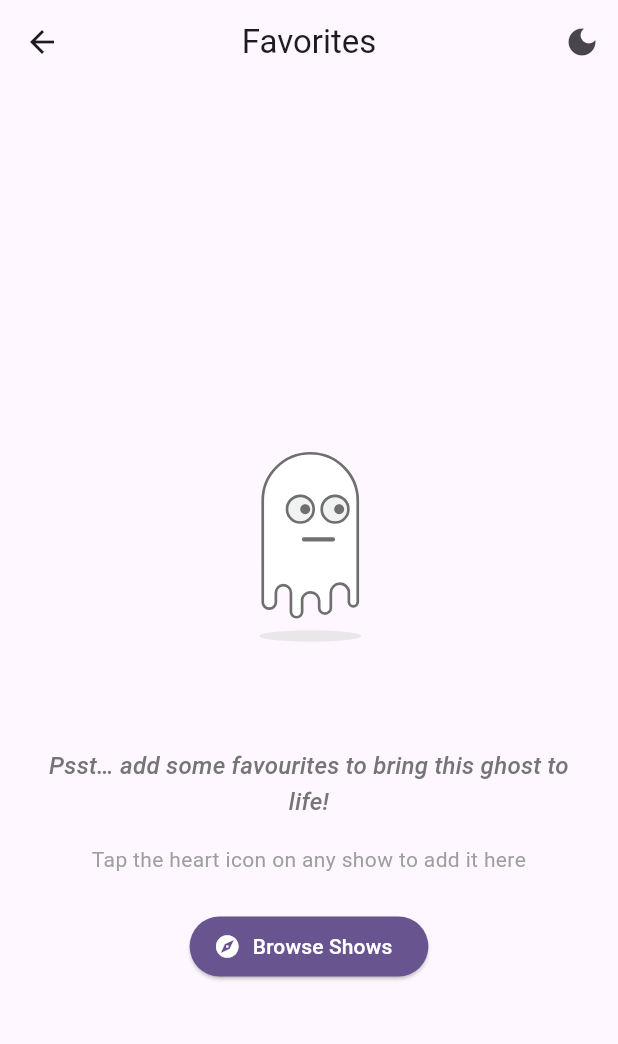
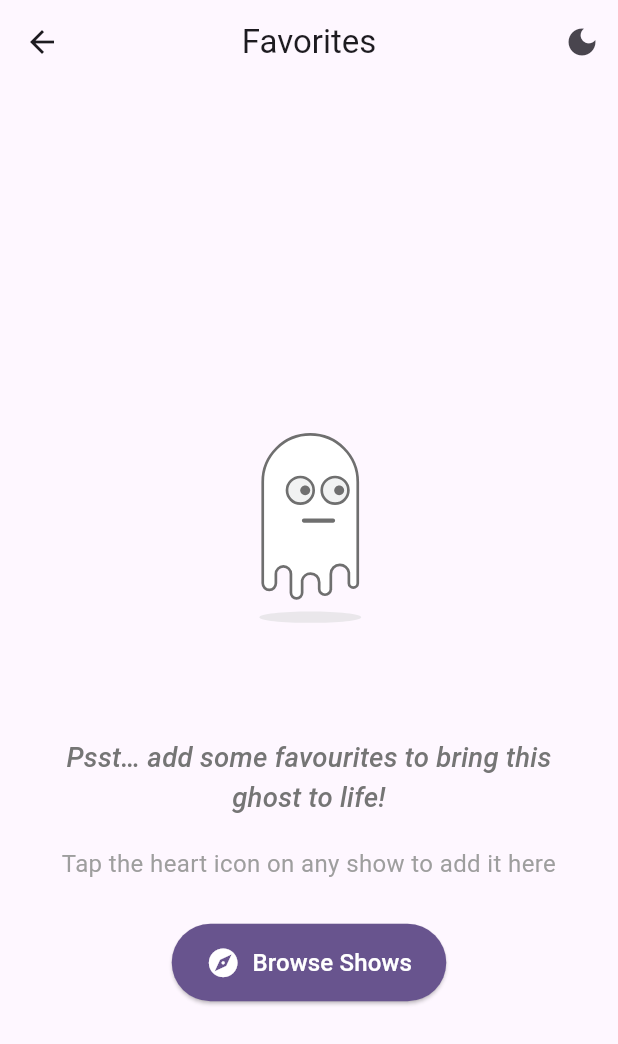
Before and after one commit to susmitkb/smollan_movie_verse, a Flutter app: the screen it shows after launch, after a tap on the "favorite" icon, on a phone screen of 412 x 824 dp. Shown: the top 1044 px of the screen. Run offline on Flutter 3.47's test engine with Material 3 defaults, Android fonts, the light colour scheme and no system bars; our stand-ins replace cached_network_image, flutter_cache_manager, flutter_screenutil, hive, hive_flutter, lottie; accounts and stored records are empty; network calls fail.

Commit message:
final touch

```diff
--- a/lib/UI/screens/favourites_screen.dart
+++ b/lib/UI/screens/favourites_screen.dart
@@ -1,4 +1,5 @@
 import 'package:flutter/material.dart';
+import 'package:flutter_screenutil/flutter_screenutil.dart'; // Add this
 import 'package:provider/provider.dart';
 import 'package:smollan_movie_verse/UI/screens/home_screen.dart';
 import 'package:smollan_movie_verse/UI/widgets/custom_appBar.dart';
@@ -16,8 +17,8 @@ class FavoritesScreen extends StatelessWidget {
       body: Consumer<FavoritesProvider>(
         builder: (context, favoritesProvider, child) {
           if (favoritesProvider.isLoading) {
-            return const Center(
-              child: CircularProgressIndicator(),
+            return Center(
+              child: CircularProgressIndicator(), // Responsive size
             );
           }
           if (favoritesProvider.error != null) {
@@ -25,24 +26,27 @@ class FavoritesScreen extends StatelessWidget {
               child: Column(
                 mainAxisAlignment: MainAxisAlignment.center,
                 children: [
-                  const Icon(Icons.error_outline, size: 64, color: Colors.red),
-                  const SizedBox(height: 16),
+                  Icon(Icons.error_outline, size: 64.w, color: Colors.red), // Responsive
+                  SizedBox(height: 16.h),
                   Text(
                     'Error loading favorites',
-                    style: Theme.of(context).textTheme.titleMedium,
+                    style: Theme.of(context).textTheme.titleMedium?.copyWith(fontSize: 16.sp),
                   ),
-                  const SizedBox(height: 8),
-                  Text(
-                    favoritesProvider.error!,
-                    textAlign: TextAlign.center,
-                    style: Theme.of(context).textTheme.bodyMedium,
+                  SizedBox(height: 8.h),
+                  Padding(
+                    padding: EdgeInsets.symmetric(horizontal: 20.w),
+                    child: Text(
+                      favoritesProvider.error!,
+                      textAlign: TextAlign.center,
+                      style: Theme.of(context).textTheme.bodyMedium?.copyWith(fontSize: 14.sp),
+                    ),
                   ),
-                  const SizedBox(height: 16),
+                  SizedBox(height: 16.h),
                   ElevatedButton(
                     onPressed: () {
                       favoritesProvider.refreshFavorites();
                     },
-                    child: const Text('Try Again'),
+                    child: Text('Try Again', style: TextStyle(fontSize: 14.sp)),
                   ),
                 ],
               ),
@@ -57,30 +61,32 @@ class FavoritesScreen extends StatelessWidget {
               mainAxisAlignment: MainAxisAlignment.center,
               children: [
                 LoadingIndicator.favouritesEmpty(),
-                const SizedBox(height: 24),
+                SizedBox(height: 24.h),
                 Padding(
-                  padding: const EdgeInsets.symmetric(horizontal: 24.0),
+                  padding: EdgeInsets.symmetric(horizontal: 24.w),
                   child: Text(
                     'Psst… add some favourites to bring this ghost to life!',
                     textAlign: TextAlign.center,
                     style: Theme.of(context).textTheme.titleMedium?.copyWith(
                       fontStyle: FontStyle.italic,
                       color: Colors.grey[600],
+                      fontSize: 16.sp,
                     ),
                   ),
                 ),
-                const SizedBox(height: 16),
+                SizedBox(height: 16.h),
                 Padding(
-                  padding: const EdgeInsets.symmetric(horizontal: 24.0),
+                  padding: EdgeInsets.symmetric(horizontal: 24.w),
                   child: Text(
                     'Tap the heart icon on any show to add it here',
                     textAlign: TextAlign.center,
                     style: Theme.of(context).textTheme.bodyMedium?.copyWith(
                       color: Colors.grey[500],
+                      fontSize: 14.sp,
                     ),
                   ),
                 ),
-                const SizedBox(height: 24),
+                SizedBox(height: 24.h),
                 ElevatedButton.icon(
                   onPressed: () {
                     Navigator.push(
@@ -88,11 +94,12 @@ class FavoritesScreen extends StatelessWidget {
                       MaterialPageRoute(builder: (_) => const HomeScreen()),
                     );
                   },
-                  icon: const Icon(Icons.explore),
-                  label: const Text('Browse Shows'),
+                  icon: Icon(Icons.explore, size: 20.w),
+                  label: Text('Browse Shows', style: TextStyle(fontSize: 14.sp)),
                   style: ElevatedButton.styleFrom(
                     backgroundColor: Theme.of(context).colorScheme.primary,
                     foregroundColor: Colors.white,
+                    padding: EdgeInsets.symmetric(vertical: 12.h, horizontal: 20.w),
                   ),
                 ),
               ],
@@ -105,23 +112,24 @@ class FavoritesScreen extends StatelessWidget {
             child: Column(
               children: [
                 Padding(
-                  padding: const EdgeInsets.symmetric(horizontal: 16.0, vertical: 12.0),
+                  padding: EdgeInsets.symmetric(horizontal: 16.w, vertical: 12.h),
                   child: Text(
                     '${favorites.length} ${favorites.length == 1 ? 'favorite' : 'favorites'}',
                     style: Theme.of(context).textTheme.bodyLarge?.copyWith(
                       color: Theme.of(context).colorScheme.primary,
                       fontWeight: FontWeight.w500,
+                      fontSize: 16.sp,
                     ),
                   ),
                 ),
                 Expanded(
                   child: GridView.builder(
-                    padding: const EdgeInsets.all(8),
-                    gridDelegate: const SliverGridDelegateWithFixedCrossAxisCount(
-                      crossAxisCount: 2,
+                    padding: EdgeInsets.all(8.r),
+                    gridDelegate: SliverGridDelegateWithFixedCrossAxisCount(
+                      crossAxisCount: _getCrossAxisCount(context), // Use same responsive logic
                       childAspectRatio: 0.7,
-                      crossAxisSpacing: 8,
-                      mainAxisSpacing: 8,
+                      crossAxisSpacing: 8.w,
+                      mainAxisSpacing: 8.h,
                     ),
                     itemCount: favorites.length,
                     itemBuilder: (context, index) {
@@ -137,4 +145,12 @@ class FavoritesScreen extends StatelessWidget {
       ),
     );
   }
+
+  // Add the same responsive grid logic as HomeScreen
+  int _getCrossAxisCount(BuildContext context) {
+    final width = MediaQuery.of(context).size.width;
+    if (width > 600) return 4; // Tablet
+    if (width > 400) return 3; // Large phone
+    return 2; // Small phone
+  }
 }
--- a/lib/UI/screens/home_screen.dart
+++ b/lib/UI/screens/home_screen.dart
@@ -1,6 +1,7 @@
 import 'package:flutter/material.dart';
 import 'package:provider/provider.dart';
 import 'package:lottie/lottie.dart';
+import 'package:flutter_screenutil/flutter_screenutil.dart'; // Add this
 import 'package:smollan_movie_verse/UI/screens/favourites_screen.dart';
 import 'package:smollan_movie_verse/UI/screens/search_screen.dart';
 import 'package:smollan_movie_verse/UI/widgets/custom_appBar.dart';
@@ -74,25 +75,29 @@ class _HomeScreenState extends State<HomeScreen> {
 
   Widget _buildSearchBar() {
     return Padding(
-      padding: const EdgeInsets.all(16.0),
+      padding: EdgeInsets.all(16.r), // Use .r for responsive radius
       child: GestureDetector(
         onTap: _navigateToSearchScreen,
         child: Container(
-          padding: const EdgeInsets.symmetric(horizontal: 16, vertical: 12),
+          padding: EdgeInsets.symmetric(horizontal: 16.w, vertical: 12.h), // .w and .h for responsive sizing
           decoration: BoxDecoration(
             color: Theme.of(context).colorScheme.surfaceVariant,
-            borderRadius: BorderRadius.circular(12),
+            borderRadius: BorderRadius.circular(12.r),
             border: Border.all(color: Colors.grey[300]!),
           ),
           child: Row(
             children: [
-              const Icon(Icons.search, color: Colors.grey),
-              const SizedBox(width: 12),
-              Text(
+              Icon(Icons.search, color: Colors.grey, size: 20.w), // Responsive icon size
+              SizedBox(width: 12.w),
+              Expanded( // Added Expanded to prevent text overflow
+                child: Text(
                   'Search for TV shows...',
                   style: TextStyle(
                     color: Colors.grey[600],
-                  fontSize: 16,
+                    fontSize: 16.sp, // Use .sp for responsive font size
+                    overflow: TextOverflow.ellipsis,
+                  ),
+                  maxLines: 1,
                 ),
               ),
             ],
@@ -104,22 +109,24 @@ class _HomeScreenState extends State<HomeScreen> {
 
   Widget _buildFilterChips(TVShowProvider provider) {
     return Padding(
-      padding: const EdgeInsets.symmetric(horizontal: 16.0),
-      child: Row(
-        mainAxisAlignment: MainAxisAlignment.spaceEvenly,
+      padding: EdgeInsets.symmetric(horizontal: 16.w),
+      child: Wrap( // Changed from Row to Wrap for better responsiveness
+        spacing: 8.w,
+        runSpacing: 8.h,
+        alignment: WrapAlignment.center,
         children: [
           FilterChip(
-            label: const Text('Trending'),
+            label: Text('Trending', style: TextStyle(fontSize: 12.sp)),
             selected: provider.currentFilter == ShowFilter.trending,
             onSelected: (_) => provider.fetchShows(ShowFilter.trending, loadMore: false),
           ),
           FilterChip(
-            label: const Text('Popular'),
+            label: Text('Popular', style: TextStyle(fontSize: 12.sp)),
             selected: provider.currentFilter == ShowFilter.popular,
             onSelected: (_) => provider.fetchShows(ShowFilter.popular, loadMore: false),
           ),
           FilterChip(
-            label: const Text('Upcoming'),
+            label: Text('Upcoming', style: TextStyle(fontSize: 12.sp)),
             selected: provider.currentFilter == ShowFilter.upcoming,
             onSelected: (_) => provider.fetchShows(ShowFilter.upcoming, loadMore: false),
           ),
@@ -137,8 +144,8 @@ class _HomeScreenState extends State<HomeScreen> {
           child: Center(
             child: Lottie.asset(
               'assets/lottie/movie_loading.json',
-              width: 200,
-              height: 200,
+              width: 200.w,
+              height: 200.h,
               fit: BoxFit.contain,
             ),
           ),
@@ -148,14 +155,15 @@ class _HomeScreenState extends State<HomeScreen> {
   }
 
   Widget _buildErrorState(TVShowProvider provider) {
-    return Padding(
-      padding: const EdgeInsets.all(20.0),
+    return SingleChildScrollView( // Added SingleChildScrollView for safety
+      child: Padding(
+        padding: EdgeInsets.all(20.r),
         child: Center(
           child: Column(
             mainAxisAlignment: MainAxisAlignment.center,
             children: [
-            LoadingIndicator.netwrokError(errorMessage: "Network Connection Error!"),
-            const SizedBox(height: 24),
+              LoadingIndicator.networkError(errorMessage: "Network Connection Error!"),
+              SizedBox(height: 24.h),
               SizedBox(
                 width: double.infinity,
                 child: ElevatedButton(
@@ -163,22 +171,22 @@ class _HomeScreenState extends State<HomeScreen> {
                   style: ElevatedButton.styleFrom(
                     backgroundColor: Theme.of(context).colorScheme.primary,
                     foregroundColor: Colors.white,
-                  padding: const EdgeInsets.symmetric(vertical: 16, horizontal: 24),
+                    padding: EdgeInsets.symmetric(vertical: 16.h, horizontal: 24.w),
                     shape: RoundedRectangleBorder(
-                    borderRadius: BorderRadius.circular(12),
+                      borderRadius: BorderRadius.circular(12.r),
                     ),
                     elevation: 3,
                     shadowColor: Theme.of(context).colorScheme.primary.withOpacity(0.3),
                   ),
-                child: const Row(
+                  child: Row(
                     mainAxisAlignment: MainAxisAlignment.center,
                     children: [
-                    Icon(Icons.refresh, size: 20),
-                    SizedBox(width: 12),
+                      Icon(Icons.refresh, size: 20.w),
+                      SizedBox(width: 12.w),
                       Text(
                         'Try Again',
                         style: TextStyle(
-                        fontSize: 16,
+                          fontSize: 16.sp,
                           fontWeight: FontWeight.w600,
                         ),
                       ),
@@ -186,16 +194,17 @@ class _HomeScreenState extends State<HomeScreen> {
                   ),
                 ),
               ),
-            const SizedBox(height: 16),
+              SizedBox(height: 16.h),
               Text(
                 'If the problem persists, check your internet connection',
                 textAlign: TextAlign.center,
                 style: TextStyle(
                   color: Colors.grey[600],
-                fontSize: 14,
+                  fontSize: 14.sp,
                 ),
               ),
             ],
+          ),
         ),
       ),
     );
@@ -212,10 +221,14 @@ class _HomeScreenState extends State<HomeScreen> {
               mainAxisAlignment: MainAxisAlignment.center,
               children: [
                 LoadingIndicator.searchEmpty(),
-                const SizedBox(height: 16),
-                Text(
+                SizedBox(height: 16.h),
+                Padding(
+                  padding: EdgeInsets.symmetric(horizontal: 20.w),
+                  child: Text(
                     'No shows found',
-                  style: Theme.of(context).textTheme.titleMedium,
+                    style: Theme.of(context).textTheme.titleMedium?.copyWith(fontSize: 16.sp),
+                    textAlign: TextAlign.center,
+                  ),
                 ),
               ],
             ),
@@ -230,7 +243,7 @@ class _HomeScreenState extends State<HomeScreen> {
       children: [
         _buildSearchBar(),
         _buildFilterChips(provider),
-        const SizedBox(height: 16),
+        SizedBox(height: 16.h),
         Expanded(
           child: NotificationListener<ScrollNotification>(
             onNotification: (ScrollNotification scrollInfo) {
@@ -248,12 +261,12 @@ class _HomeScreenState extends State<HomeScreen> {
                 Expanded(
                   child: GridView.builder(
                     controller: _scrollController,
-                    padding: const EdgeInsets.all(8),
-                    gridDelegate: const SliverGridDelegateWithFixedCrossAxisCount(
-                      crossAxisCount: 2,
+                    padding: EdgeInsets.all(8.r),
+                    gridDelegate: SliverGridDelegateWithFixedCrossAxisCount(
+                      crossAxisCount: _getCrossAxisCount(context), // Responsive cross axis count
                       childAspectRatio: 0.7,
-                      crossAxisSpacing: 8,
-                      mainAxisSpacing: 8,
+                      crossAxisSpacing: 8.w,
+                      mainAxisSpacing: 8.h,
                     ),
                     itemCount: provider.shows.length,
                     itemBuilder: (context, index) {
@@ -264,24 +277,25 @@ class _HomeScreenState extends State<HomeScreen> {
                 ),
                 if (provider.isLoadingMore)
                   Padding(
-                    padding: const EdgeInsets.all(16.0),
+                    padding: EdgeInsets.all(16.r),
                     child: Center(
                       child: Lottie.asset(
                         'assets/lottie/movie_loading.json',
-                        width: 100,
-                        height: 100,
+                        width: 100.w,
+                        height: 100.h,
                         fit: BoxFit.contain,
                       ),
                     ),
                   ),
                 if (!provider.hasMoreShows && provider.shows.isNotEmpty)
-                  const Padding(
-                    padding: EdgeInsets.all(16.0),
+                  Padding(
+                    padding: EdgeInsets.all(16.r),
                     child: Text(
                       'No more shows to load',
                       style: TextStyle(
                         color: Colors.grey,
                         fontStyle: FontStyle.italic,
+                        fontSize: 14.sp,
                       ),
                     ),
                   ),
@@ -293,6 +307,14 @@ class _HomeScreenState extends State<HomeScreen> {
     );
   }
 
+  // Helper method to determine responsive grid columns
+  int _getCrossAxisCount(BuildContext context) {
+    final width = MediaQuery.of(context).size.width;
+    if (width > 600) return 4; // Tablet
+    if (width > 400) return 3; // Large phone
+    return 2; // Small phone
+  }
+
   @override
   Widget build(BuildContext context) {
     final provider = Provider.of<TVShowProvider>(context);
@@ -302,7 +324,7 @@ class _HomeScreenState extends State<HomeScreen> {
         title: 'Smollan Movie Verse',
         actions: [
           IconButton(
-            icon: const Icon(Icons.favorite),
+            icon: Icon(Icons.favorite, size: 24.w),
             onPressed: _navigateToFavoritesScreen,
           ),
         ],
--- a/lib/UI/widgets/loadingIndicator.dart
+++ b/lib/UI/widgets/loadingIndicator.dart
@@ -66,11 +66,11 @@ class LoadingIndicator extends StatelessWidget {
       size: 600,
     );
   }
-  factory LoadingIndicator.netwrokError({String? errorMessage}) {
+  factory LoadingIndicator.networkError({String? errorMessage}) {
     return LoadingIndicator(
       lottieAsset: 'assets/lottie/no_internet_animation.json',
       message: errorMessage ?? 'Something went wrong',
-      size: 600,
+      size: 490,
     );
   }
 
--- a/lib/main.dart
+++ b/lib/main.dart
@@ -1,5 +1,7 @@
+import 'dart:developer';
 import 'package:flutter/material.dart';
 import 'package:flutter/services.dart';
+import 'package:flutter_screenutil/flutter_screenutil.dart'; // Add this import
 import 'package:provider/provider.dart';
 import 'package:hive_flutter/hive_flutter.dart';
 import 'package:smollan_movie_verse/UI/screens/home_screen.dart';
@@ -31,10 +33,13 @@ void main() async {
     // Initialize HiveService
     await HiveService.init();
 
-    print('🎯 Hive initialization successful');
+    log('🎯 Hive initialization successful', name: 'main');
 
-  } catch (e) {
-    print('💥 CRITICAL: Hive initialization failed: $e');
+  } catch (e, stackTrace) {
+    log('💥 CRITICAL: Hive initialization failed: $e',
+        name: 'main',
+        error: e,
+        stackTrace: stackTrace);
     // You might want to show an error screen or use fallback storage
   }
 
@@ -46,6 +51,11 @@ class MyApp extends StatelessWidget {
 
   @override
   Widget build(BuildContext context) {
+    return ScreenUtilInit(
+      designSize: const Size(360, 690), // Standard mobile size
+      minTextAdapt: true,
+      splitScreenMode: true,
+      builder: (context, child) {
         return MultiProvider(
           providers: [
             ChangeNotifierProvider(create: (_) => ThemeProvider()),
@@ -75,9 +85,18 @@ class MyApp extends StatelessWidget {
                 themeMode: themeProvider.isDarkMode ? ThemeMode.dark : ThemeMode.light,
                 home: const HomeScreen(),
                 debugShowCheckedModeBanner: false,
+                builder: (context, child) {
+                  return MediaQuery(
+                    // Prevent font scaling issues
+                    data: MediaQuery.of(context).copyWith(textScaleFactor: 1.0),
+                    child: child!,
+                  );
+                },
               );
             },
           ),
         );
+      },
+    );
   }
 }
```
Also changed, not shown: lib/UI/screens/showDetails_screen.dart (+56 -37 lines), lib/UI/widgets/show_card.dart (+21 -13 lines). Lines whose indentation alone changed are shown as unchanged.
